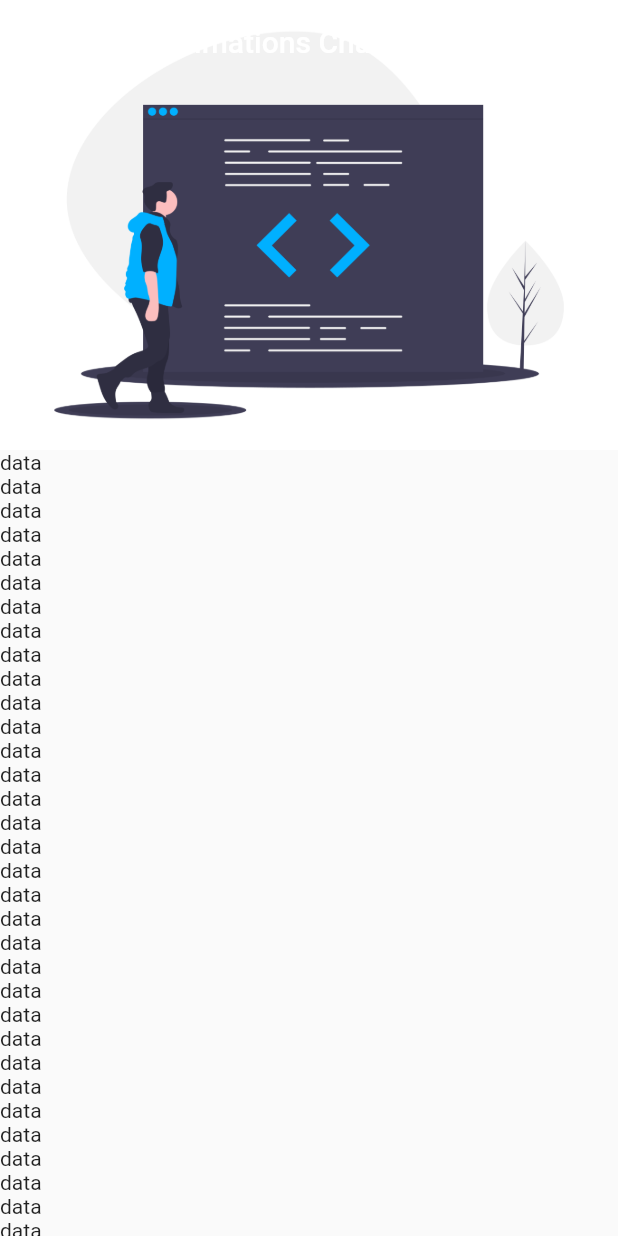
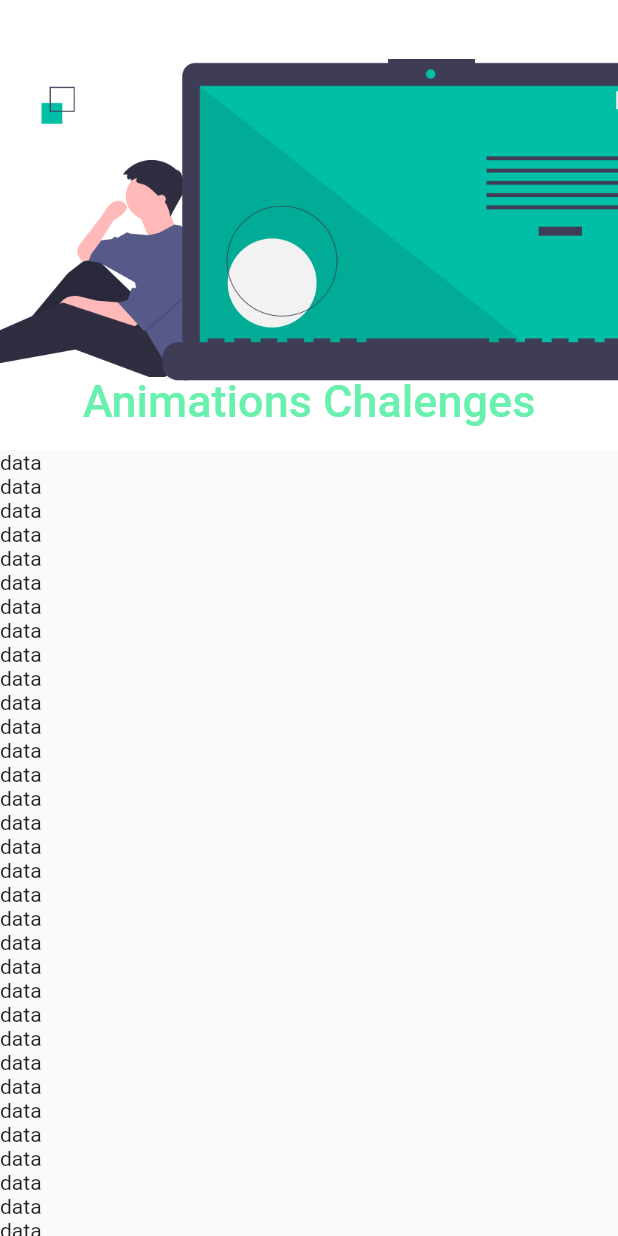
Before and after one commit to leopalmeiro/flutterAnimationChallenge, a Flutter app: the screen it shows after launch, on a phone screen of 412 x 824 dp. Run offline on Flutter 3.47's test engine with Material 2 defaults, Android fonts, the phone set to English and light mode, and no system bars.

```diff
--- a/lib/main.dart
+++ b/lib/main.dart
@@ -35,6 +35,14 @@ class MyHomePage extends StatefulWidget {
 }
 
 class _MyHomePageState extends State<MyHomePage> {
+  Color _colors = Colors.greenAccent;
+
+  void _setHeaderColor() {
+    setState(() {
+      _colors = Colors.black;
+    });
+  }
+
   @override
   Widget build(BuildContext context) {
     return Scaffold(
@@ -42,19 +50,28 @@ class _MyHomePageState extends State<MyHomePage> {
         slivers: <Widget>[
           SliverAppBar(
             primary: true,
-            title: Text(widget.title),
+            //title: Text(widget.title),
             centerTitle: true,
             expandedHeight: 300,
             pinned: true,
             floating: true,
             snap: true,
-            backgroundColor: Colors.lightGreen,
+            backgroundColor: _colors,
+            onStretchTrigger: () async {
+              print('object');
+              setState(() {
+                _colors = Colors.redAccent;
+              });
+            },
             flexibleSpace: FlexibleSpaceBar(
               centerTitle: true,
-/*               title: Padding(
+              title: Padding(
                 padding: const EdgeInsets.only(top: 30),
-                child: Text(widget.title, style: TextStyle(color: Colors.black),),
-              ), */
+                child: Text(
+                  widget.title,
+                  style: TextStyle(color: _colors),
+                ),
+              ),
               background: Image.asset(
                 'assets/images/code.png',
                 fit: BoxFit.cover,
```
Also changed, not shown: assets/images/code.png.
